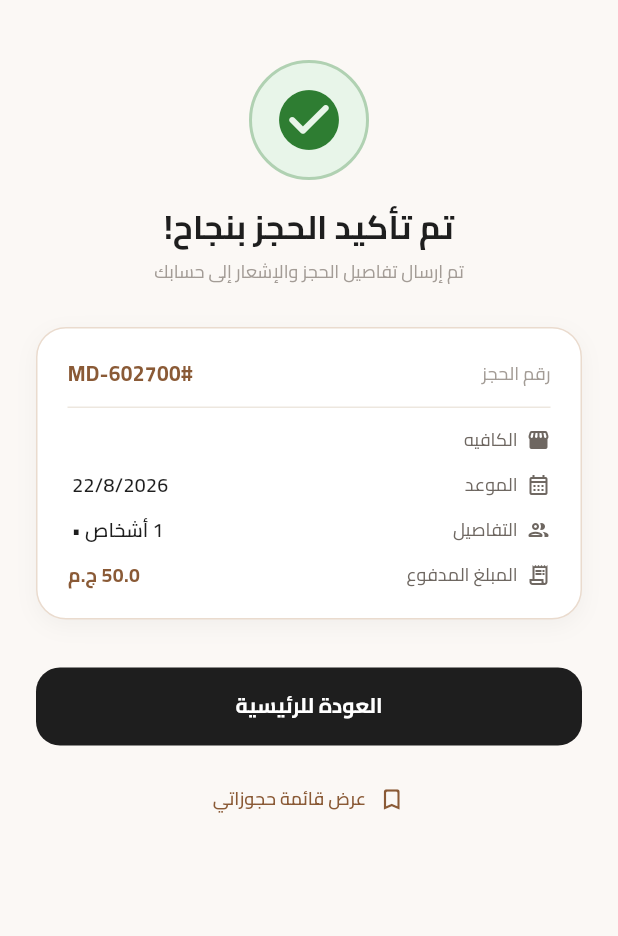
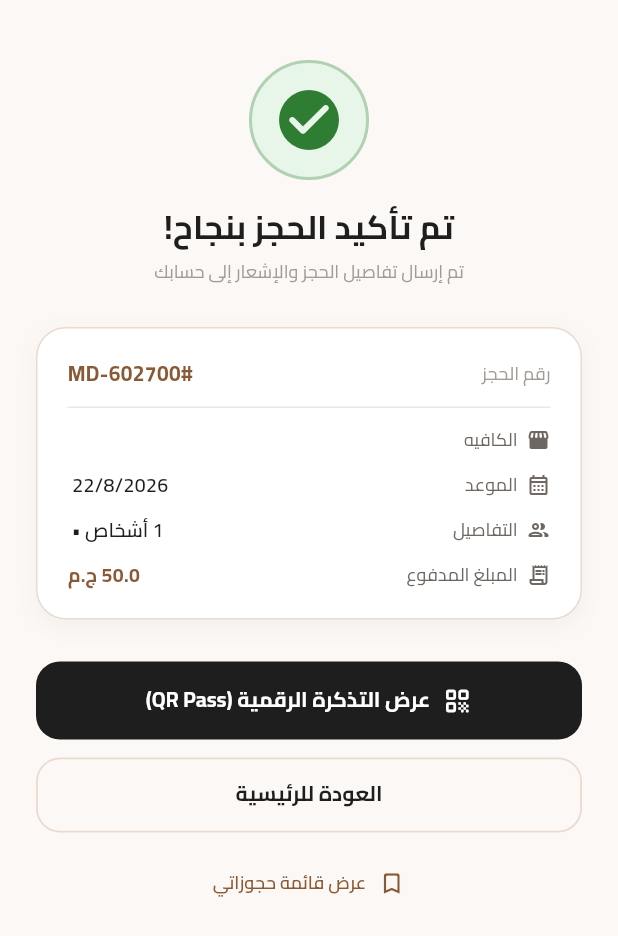
Before and after one commit to Mariam48-cpu/Madinaty_App_IEEE_2026, a Flutter app: the ReservationConfirmedScreen screen opened directly with empty values, on a phone screen of 412 x 824 dp. Shown: the top 936 px of the screen. Run offline on Flutter 3.47's test engine with Material 3 defaults, Android fonts, the phone set to English and light mode, and no system bars; our stand-ins replace cloud_firestore, firebase_auth, firebase_core, flutter_bloc, flutter_localization, flutter_map and 10 more; accounts and stored records are empty; project files that could hold a hidden picture were left out.

Commit message:
feat: complete digital pass,QR code,location in google maps and calendar implementation

```diff
--- a/lib/core/localization/app_locale.dart
+++ b/lib/core/localization/app_locale.dart
@@ -73,6 +73,17 @@ mixin AppLocale {
   static const String backToHome = 'backToHome';
   static const String viewMyBookings = 'viewMyBookings';
 
+  // --- Digital Pass / QR Ticket Screen ---
+  static const String digitalPassTitle = 'digitalPassTitle';
+  static const String digitalPassSearchHint = 'digitalPassSearchHint';
+  static const String addToCalendar = 'addToCalendar';
+  static const String directions = 'directions';
+  static const String scanQrAtEntrance = 'scanQrAtEntrance';
+  static const String indoorSeating = 'indoorSeating';
+  static const String outdoorSeating = 'outdoorSeating';
+  static const String guestsSuffix = 'guestsSuffix';
+  static const String reservationAddedToCalendar = 'reservationAddedToCalendar';
+
   // --- Toasts & Errors ---
   static const String paymentErrorTitle = 'paymentErrorTitle';
   static const String successTitle = 'successTitle';
@@ -99,7 +110,7 @@ mixin AppLocale {
   static const String work = 'work';
   static const String quietChill = 'quietChill';
   static const String birthday = 'birthday';
-  static const String romanticDate = 'romanticDate'; // تم تعديل الاسم هنا لتفادي التكرار
+  static const String romanticDate = 'romanticDate';
   static const String withFriends = 'withFriends';
   static const String friendsOuting = 'friendsOuting';
   static const String nileView = 'nileView';
@@ -229,6 +240,16 @@ mixin AppLocale {
     paidAmount: 'المبلغ المدفوع',
     backToHome: 'العودة للرئيسية',
     viewMyBookings: 'عرض قائمة حجوزاتي',
+
+    digitalPassTitle: 'التذكرة الرقمية',
+    digitalPassSearchHint: 'ابحث بالاسم، المنطقة، أو نوع القهوة',
+    addToCalendar: 'إضافة للتقويم',
+    directions: 'الاتجاهات',
+    scanQrAtEntrance: 'امسح الرمز عند الوصول للكافيه لتأكيد الدخول',
+    indoorSeating: 'صالة داخلية',
+    outdoorSeating: 'صالة خارجية',
+    guestsSuffix: 'أفراد',
+    reservationAddedToCalendar: 'تمت إضافة الحجز للتقويم بنجاح',
 
     paymentErrorTitle: 'خطأ في عملية الدفع',
     successTitle: 'تم بنجاح',
@@ -379,6 +400,16 @@ mixin AppLocale {
     backToHome: 'Back to Home',
     viewMyBookings: 'View My Bookings',
 
+    digitalPassTitle: 'Digital Pass',
+    digitalPassSearchHint: 'Search by name, area, or coffee type',
+    addToCalendar: 'Add to Calendar',
+    directions: 'Directions',
+    scanQrAtEntrance: 'Scan QR at entrance to verify booking',
+    indoorSeating: 'Indoor Seating',
+    outdoorSeating: 'Outdoor Seating',
+    guestsSuffix: 'Guests',
+    reservationAddedToCalendar: 'Reservation added to calendar successfully',
+
     paymentErrorTitle: 'Payment Error',
     successTitle: 'Success',
     reservationSuccessDesc: 'Your reservation has been confirmed successfully!',
@@ -528,6 +559,16 @@ mixin AppLocale {
     backToHome: 'ត្រឡប់ទៅទំព័រដើម',
     viewMyBookings: 'មើលបញ្ជីការកក់របស់ខ្ញុំ',
 
+    digitalPassTitle: 'សំបុត្រឌីជីថល',
+    digitalPassSearchHint: 'ស្វែងរកតាមឈ្មោះ តំបន់ ឬប្រភេទកាហ្វេ',
+    addToCalendar: 'បន្ថែមទៅប្រតិទិន',
+    directions: 'ទិសដៅ',
+    scanQrAtEntrance: 'ស្កេន QR នៅច្រកចូលដើម្បីបញ្ជាក់ការកក់',
+    indoorSeating: 'កន្លែងអង្គុយខាងក្នុង',
+    outdoorSeating: 'កន្លែងអង្គុយខាងក្រៅ',
+    guestsSuffix: 'នាក់',
+    reservationAddedToCalendar: 'បានបន្ថែមការកក់ទៅក្នុងប្រតិទិនដោយជោគជ័យ',
+
     paymentErrorTitle: 'កំហុសក្នុងការទូទាត់',
     successTitle: 'ជោគជ័យ',
     reservationSuccessDesc: 'ការកក់របស់អ្នកត្រូវបានបញ្ជាក់ដោយជោគជ័យ!',
@@ -663,6 +704,16 @@ mixin AppLocale {
     backToHome: 'ホームに戻る',
     viewMyBookings: '予約履歴を見る',
 
+    digitalPassTitle: 'デジタルパス',
+    digitalPassSearchHint: '店名、エリア、コーヒーの種類で検索',
+    addToCalendar: 'カレンダーに追加',
+    directions: 'ルート案内',
+    scanQrAtEntrance: '来店時にQRコードを提示してください',
+    indoorSeating: '店内席',
+    outdoorSeating: 'テラス席',
+    guestsSuffix: '名',
+    reservationAddedToCalendar: '予約をカレンダーに追加しました',
+
     paymentErrorTitle: '決済エラー',
     successTitle: '成功',
     reservationSuccessDesc: '予約が正常に確定しました！',
--- a/lib/core/routes/app_routes.dart
+++ b/lib/core/routes/app_routes.dart
@@ -3,6 +3,7 @@ import 'package:flutter/material.dart';
 
 import '../../features/auth/presentation/view/screens/auth_screen.dart';
 import '../../features/booking/domain/entities/booking_entity.dart';
+import '../../features/booking/presentation/view/screens/digital_pass_screen.dart';
 import '../../features/checkout/presentation/view/screens/checkout_screen.dart';
 import '../../features/discovery/presentation/view/screens/main_navigation_screen.dart';
 import '../../features/personalization/presentation/view/screens/personalization_screen.dart';
@@ -17,15 +18,22 @@ abstract class AppRoutes {
   static const String personalization = '/personalization';
   static const String cafeDetails = '/cafe_details';
   static const String booking = '/booking';
+  static const String digitalPass = '/digital_pass';
   static const String orders = '/orders';
   static const String notifications = '/notifications';
   static const String profile = '/profile';
   static const String checkout = '/checkout';
 
+  // static Map<String, WidgetBuilder> get routes => {
+  //   auth: (_) => const AuthScreen(),
+  //   personalization: (_) => const PersonalizationScreen(),
+  //   home: (_) => const MainNavigationScreen(),
+  // };
   static Map<String, WidgetBuilder> get routes => {
     auth: (_) => const AuthScreen(),
     personalization: (_) => const PersonalizationScreen(),
     home: (_) => const MainNavigationScreen(),
+    checkout: (_) => CheckoutScreen(booking: dummyBooking),
   };
 
   static Route<dynamic>? onGenerateRoute(RouteSettings settings) {
@@ -67,6 +75,13 @@ abstract class AppRoutes {
           settings: settings,
         );
 
+      case digitalPass:
+        final bookingArg = settings.arguments as BookingEntity?;
+        return MaterialPageRoute(
+          builder: (_) => DigitalPassScreen(booking: bookingArg ?? dummyBooking),
+          settings: settings,
+        );
+
       default:
         return MaterialPageRoute(
           builder: (_) => Scaffold(
--- a/lib/features/checkout/presentation/view/screens/reservation_confirmed_screen.dart
+++ b/lib/features/checkout/presentation/view/screens/reservation_confirmed_screen.dart
@@ -129,16 +129,17 @@ class ReservationConfirmedScreen extends StatelessWidget {
                     ],
                   ),
                 ),
-                const SizedBox(height: 32),
+                const SizedBox(height: 28),
 
+                // زر عرض التذكرة الرقمية (الأساسي)
                 SizedBox(
                   width: double.infinity,
                   height: 52,
-                  child: ElevatedButton(
+                  child: ElevatedButton.icon(
                     onPressed: () {
-                      Navigator.of(context).pushNamedAndRemoveUntil(
-                        AppRoutes.home,
-                            (route) => false,
+                      Navigator.of(context).pushNamed(
+                        AppRoutes.digitalPass,
+                        arguments: booking,
                       );
                     },
                     style: ElevatedButton.styleFrom(
@@ -149,8 +150,9 @@ class ReservationConfirmedScreen extends StatelessWidget {
                       ),
                       elevation: 0,
                     ),
-                    child: Text(
-                      'العودة للرئيسية',
+                    icon: const Icon(Icons.qr_code_rounded, size: 20),
+                    label: Text(
+                      'عرض التذكرة الرقمية (QR Pass)',
                       style: AppTypography.labelLarge.copyWith(
                         color: AppColors.onDarkButton,
                         fontWeight: FontWeight.bold,
@@ -159,6 +161,33 @@ class ReservationConfirmedScreen extends StatelessWidget {
                   ),
                 ),
                 const SizedBox(height: 12),
+
+                SizedBox(
+                  width: double.infinity,
+                  height: 50,
+                  child: OutlinedButton(
+                    onPressed: () {
+                      Navigator.of(context).pushNamedAndRemoveUntil(
+                        AppRoutes.home,
+                            (route) => false,
+                      );
+                    },
+                    style: OutlinedButton.styleFrom(
+                      side: const BorderSide(color: AppColors.border, width: 1.2),
+                      shape: RoundedRectangleBorder(
+                        borderRadius: BorderRadius.circular(16),
+                      ),
+                    ),
+                    child: Text(
+                      'العودة للرئيسية',
+                      style: AppTypography.labelLarge.copyWith(
+                        color: AppColors.textPrimary,
+                        fontWeight: FontWeight.bold,
+                      ),
+                    ),
+                  ),
+                ),
+                const SizedBox(height: 10),
 
                 TextButton.icon(
                   onPressed: () {
--- a/pubspec.yaml
+++ b/pubspec.yaml
@@ -78,6 +78,8 @@ dependencies:
   toastification: ^3.2.0
   webview_flutter: ^4.14.1
   localization: ^2.1.1
+  qr_flutter: ^4.1.0
+  url_launcher: ^6.3.2
 dev_dependencies:
   flutter_test:
     sdk: flutter
```
Also changed, not shown: lib/features/auth/presentation/view/screens/auth_screen.dart (+7 -2 lines), lib/features/booking/presentation/utils/calendar_helper.dart (added, +52 -0 lines), lib/features/booking/presentation/utils/location_helper.dart (added, +27 -0 lines), lib/features/booking/presentation/utils/qr_data_builder.dart (added, +21 -0 lines), lib/features/booking/presentation/view/screens/digital_pass_screen.dart (added, +142 -0 lines), lib/features/booking/presentation/view/widgets/booking_pass_widget.dart (added, +175 -0 lines), lib/features/booking/presentation/view/widgets/pass_status_badge.dart (added, +85 -0 lines), lib/features/booking/presentation/view/widgets/qr_code_widget.dart (added, +98 -0 lines), pubspec.lock, 8 other files.
